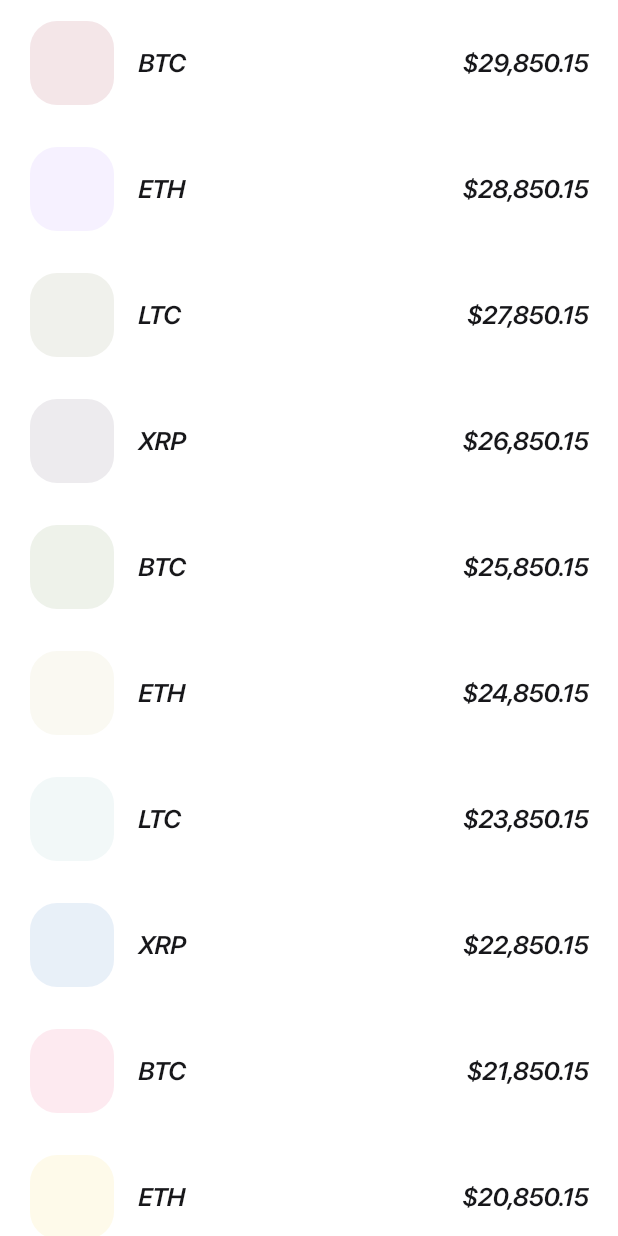
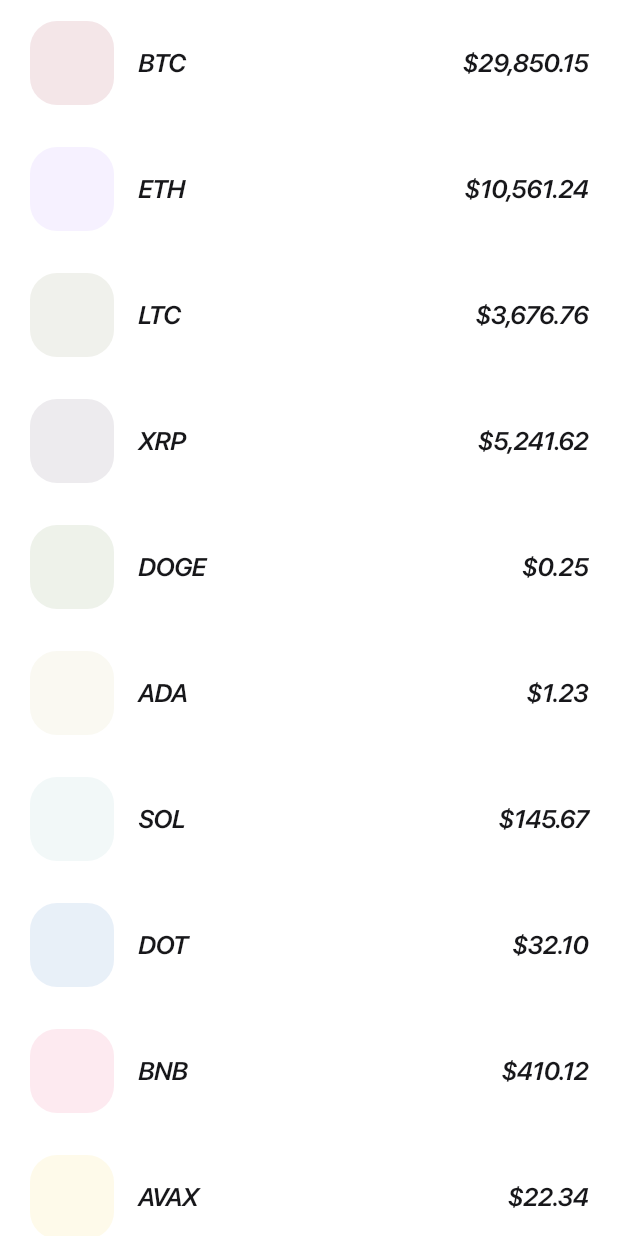
Before and after one commit to munem91/my_crypto_app_test, a Flutter app: the screen it shows after launch, on a phone screen of 412 x 824 dp. Run offline on Flutter 3.47's test engine with Material 3 defaults, Android fonts, the phone set to English and light mode, and no system bars; our stand-ins replace freezed_annotation; project files that could hold a hidden picture were left out.

Commit message:
refactor: add Freezed model, mock JSON, repository, and extract CryptoListItem widget

```diff
--- /dev/null
+++ b/lib/data/mock/mock_crypto.json
@@ -0,0 +1,22 @@
+[
+  { "symbol": "BTC", "priceUsd": 29850.15 },
+  { "symbol": "ETH", "priceUsd": 10561.24 },
+  { "symbol": "LTC", "priceUsd": 3676.76 },
+  { "symbol": "XRP", "priceUsd": 5241.62 },
+  { "symbol": "DOGE", "priceUsd": 0.25 },
+  { "symbol": "ADA", "priceUsd": 1.23 },
+  { "symbol": "SOL", "priceUsd": 145.67 },
+  { "symbol": "DOT", "priceUsd": 32.10 },
+  { "symbol": "BNB", "priceUsd": 410.12 },
+  { "symbol": "AVAX", "priceUsd": 22.34 },
+  { "symbol": "TRX", "priceUsd": 0.09 },
+  { "symbol": "LINK", "priceUsd": 18.45 },
+  { "symbol": "UNI", "priceUsd": 6.78 },
+  { "symbol": "MATIC", "priceUsd": 1.12 },
+  { "symbol": "XLM", "priceUsd": 0.32 },
+  { "symbol": "ATOM", "priceUsd": 12.56 },
+  { "symbol": "FIL", "priceUsd": 5.67 },
+  { "symbol": "VET", "priceUsd": 0.08 },
+  { "symbol": "ICP", "priceUsd": 4.56 },
+  { "symbol": "AAVE", "priceUsd": 320.45 }
+]
--- /dev/null
+++ b/lib/data/repositories/mock_crypto_repository.dart
@@ -0,0 +1,13 @@
+import 'dart:convert';
+import 'package:flutter/services.dart';
+import '../../domain/crypto_model.dart';
+import '../../domain/repositories/crypto_repository.dart';
+
+class MockCryptoRepository implements CryptoRepository {
+  @override
+  Future<List<CryptoModel>> fetchCryptoList() async {
+    final jsonString = await rootBundle.loadString('lib/data/mock/mock_crypto.json');
+    final List<dynamic> jsonList = json.decode(jsonString);
+    return jsonList.map((e) => CryptoModel.fromJson(e)).toList();
+  }
+}
--- /dev/null
+++ b/lib/domain/crypto_model.dart
@@ -0,0 +1,14 @@
+import 'package:freezed_annotation/freezed_annotation.dart';
+
+part 'crypto_model.freezed.dart';
+part 'crypto_model.g.dart';
+
+@freezed
+class CryptoModel with _$CryptoModel {
+  const factory CryptoModel({
+    required String symbol,
+    required double priceUsd,
+  }) = _CryptoModel;
+
+  factory CryptoModel.fromJson(Map<String, dynamic> json) => _$CryptoModelFromJson(json);
+}
--- /dev/null
+++ b/lib/domain/repositories/crypto_repository.dart
@@ -0,0 +1,5 @@
+import '../crypto_model.dart';
+
+abstract class CryptoRepository {
+  Future<List<CryptoModel>> fetchCryptoList();
+}
--- a/lib/presentation/pages/crypto_list_page.dart
+++ b/lib/presentation/pages/crypto_list_page.dart
@@ -1,66 +1,43 @@
 import 'dart:math';
 import 'package:flutter/material.dart';
-import 'package:intl/intl.dart';
+import '../../data/repositories/mock_crypto_repository.dart';
+import '../../domain/crypto_model.dart';
+import '../widgets/crypto_list_item.dart';
 
 class CryptoListPage extends StatelessWidget {
+  final _repo = MockCryptoRepository();
+
   CryptoListPage({super.key});
-
-  final formatter = NumberFormat.currency(locale: 'en_US', symbol: '\$');
-
-  final List<Map<String, dynamic>> mockData = List.generate(15, (index) {
-    final random = Random(index);
-    return {
-      'symbol': ['BTC', 'ETH', 'LTC', 'XRP'][index % 4],
-      'price': 29850.15 - index * 1000,
-      'color': Color.fromRGBO(
-        random.nextInt(256),
-        random.nextInt(256),
-        random.nextInt(256),
-        0.1, // 10% opacity
-      ),
-    };
-  });
 
   @override
   Widget build(BuildContext context) {
-    final textStyle = Theme.of(context).textTheme.titleMedium;
-
     return Scaffold(
       backgroundColor: Colors.white,
       body: SafeArea(
-        child: ListView.builder(
-          padding: EdgeInsets.zero,
-          itemCount: mockData.length,
-          itemBuilder: (context, index) {
-            final item = mockData[index];
-            return SizedBox(
-              height: 84,
-              child: Padding(
-                padding: const EdgeInsets.symmetric(horizontal: 20, vertical: 14),
-                child: Row(
-                  mainAxisAlignment: MainAxisAlignment.spaceBetween,
-                  children: [
-                    Row(
-                      children: [
-                        Container(
-                          width: 56,
-                          height: 56,
-                          decoration: BoxDecoration(
-                            color: item['color'],
-                            borderRadius: BorderRadius.circular(18),
-                          ),
-                        ),
-                        const SizedBox(width: 16),
-                        Text(item['symbol'], style: textStyle),
-                      ],
-                    ),
-                    Text(
-                      formatter.format(item['price']),
-                      style: textStyle,
-                    ),
-                  ],
-                ),
-              ),
+        child: FutureBuilder<List<CryptoModel>>(
+          future: _repo.fetchCryptoList(),
+          builder: (context, snapshot) {
+            if (snapshot.connectionState == ConnectionState.waiting) {
+              return const Center(child: CircularProgressIndicator());
+            } else if (snapshot.hasError || snapshot.data == null) {
+              return const Center(child: Text('Failed to load data'));
+            }
+
+            final data = snapshot.data!;
+
+            return ListView.builder(
+              padding: EdgeInsets.zero,
+              itemCount: data.length,
+              itemBuilder: (context, index) {
+                final random = Random(index);
+                final color = Color.fromRGBO(
+                  random.nextInt(256),
+                  random.nextInt(256),
+                  random.nextInt(256),
+                  0.1,
+                );
+                return CryptoListItem(data: data[index], color: color);
+              },
             );
           },
         ),
--- /dev/null
+++ b/lib/presentation/widgets/crypto_list_item.dart
@@ -0,0 +1,51 @@
+import 'dart:math';
+import 'package:flutter/material.dart';
+import 'package:intl/intl.dart';
+import '../../domain/crypto_model.dart';
+
+class CryptoListItem extends StatelessWidget {
+  final CryptoModel data;
+  final Color color;
+
+  const CryptoListItem({
+    super.key,
+    required this.data,
+    required this.color,
+  });
+
+  @override
+  Widget build(BuildContext context) {
+    final textStyle = Theme.of(context).textTheme.titleMedium;
+    final formatter = NumberFormat.currency(locale: 'en_US', symbol: '\$');
+
+    return SizedBox(
+      height: 84,
+      child: Padding(
+        padding: const EdgeInsets.symmetric(horizontal: 20, vertical: 14),
+        child: Row(
+          mainAxisAlignment: MainAxisAlignment.spaceBetween,
+          children: [
+            Row(
+              children: [
+                Container(
+                  width: 56,
+                  height: 56,
+                  decoration: BoxDecoration(
+                    color: color,
+                    borderRadius: BorderRadius.circular(18),
+                  ),
+                ),
+                const SizedBox(width: 16),
+                Text(data.symbol, style: textStyle),
+              ],
+            ),
+            Text(
+              formatter.format(data.priceUsd),
+              style: textStyle,
+            ),
+          ],
+        ),
+      ),
+    );
+  }
+}
```
Also changed, not shown: pubspec.yaml (+14 -20 lines), lib/domain/crypto_model.freezed.dart (added), lib/domain/crypto_model.g.dart (added), pubspec.lock.
